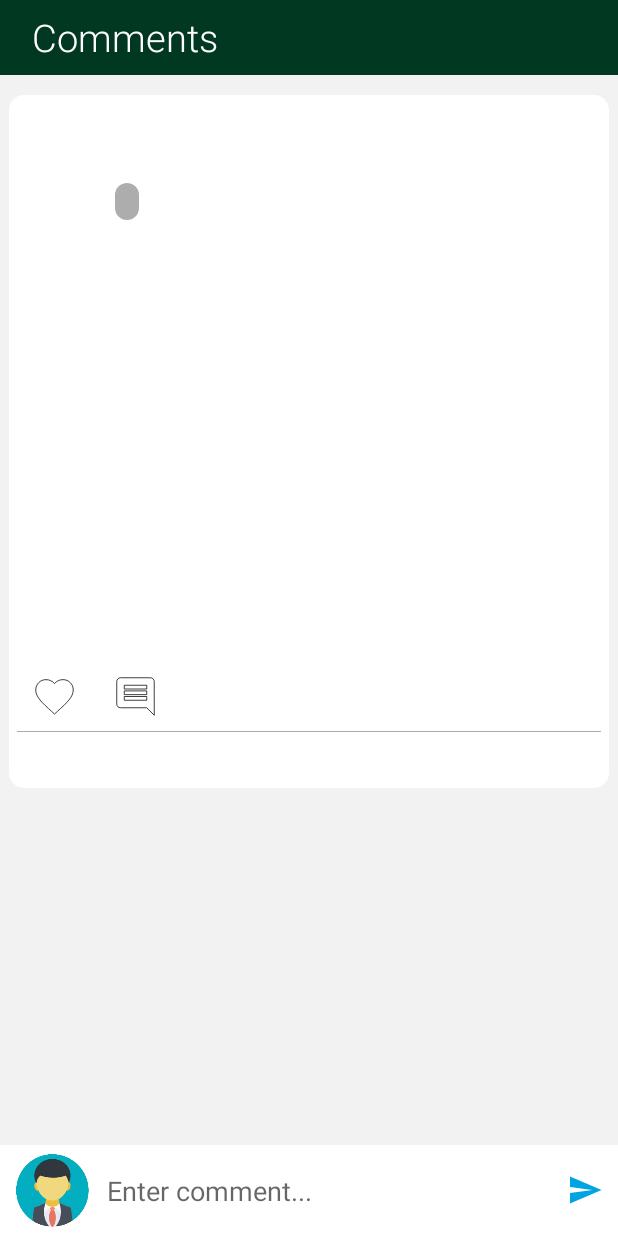
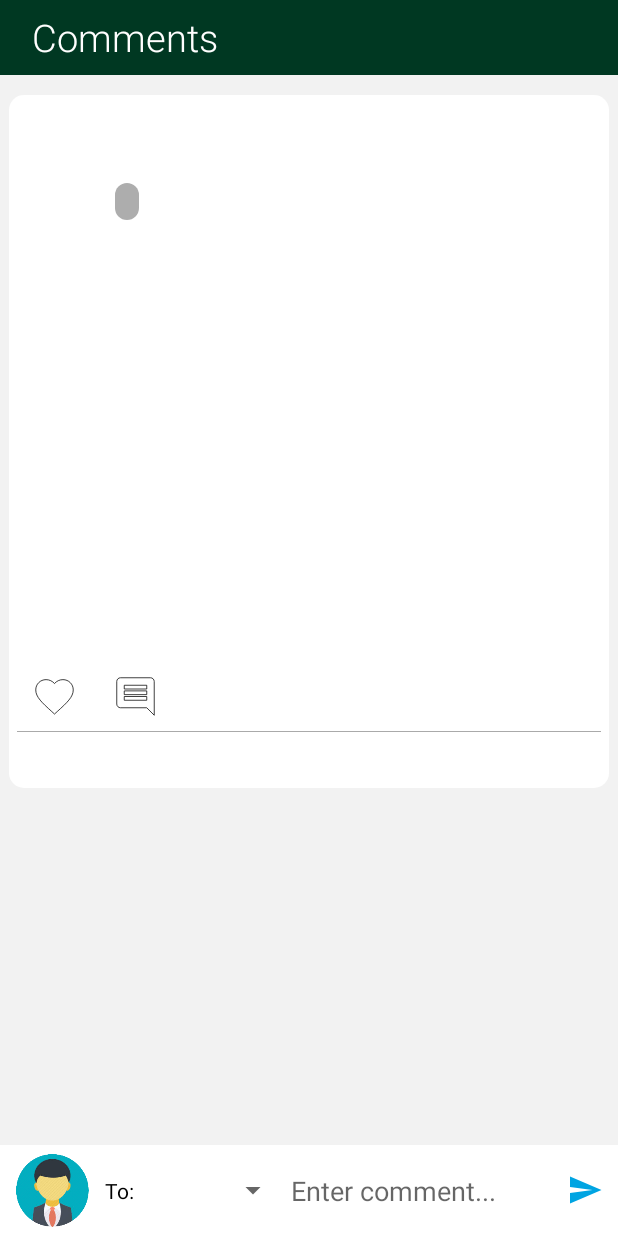
Before and after one commit to SKPnation/TheselProject, an Android app: the PostDetailActivity screen opened directly, with no data from a screen before it, on a phone screen of 412 x 824 dp. Run offline under Robolectric (Android 15) with nearby library versions, the phone set to English and light mode, and no system bars; our stand-ins replace CircleImageView, Firebase (no records; nobody signed in at launch, a user with empty details on screens opened directly).

```diff
--- a/app/src/main/res/layout/activity_post_detail.xml
+++ b/app/src/main/res/layout/activity_post_detail.xml
@@ -292,11 +292,29 @@
                 android:layout_marginRight="10dp"
                 android:src="@drawable/default_img"/>
 
+            <TextView
+                android:id="@+id/to"
+                android:layout_toEndOf="@id/cAvatarIv"
+                android:layout_gravity="center_vertical"
+                android:layout_centerVertical="true"
+                android:layout_width="wrap_content"
+                android:layout_height="wrap_content"
+                android:text="To: "
+                android:textColor="#000"/>
+
+            <Spinner
+                android:id="@+id/select_user_sp"
+                android:layout_gravity="center_vertical"
+                android:layout_centerVertical="true"
+                android:layout_toEndOf="@id/to"
+                android:layout_width="100dp"
+                android:layout_height="wrap_content"/>
+
             <EditText
                 android:id="@+id/commentEt"
                 android:layout_width="match_parent"
                 android:layout_height="wrap_content"
-                android:layout_toEndOf="@id/cAvatarIv"
+                android:layout_toEndOf="@id/select_user_sp"
                 android:layout_toStartOf="@id/sendBtn"
                 android:background="#fff"
                 android:hint="Enter comment..."
```
